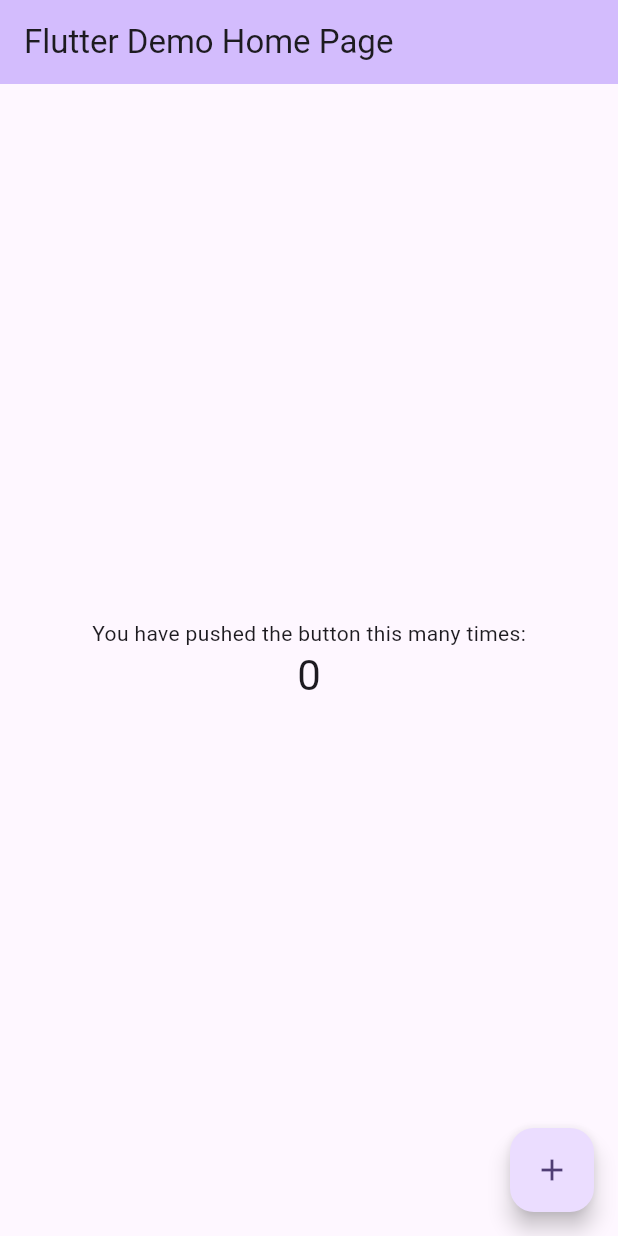
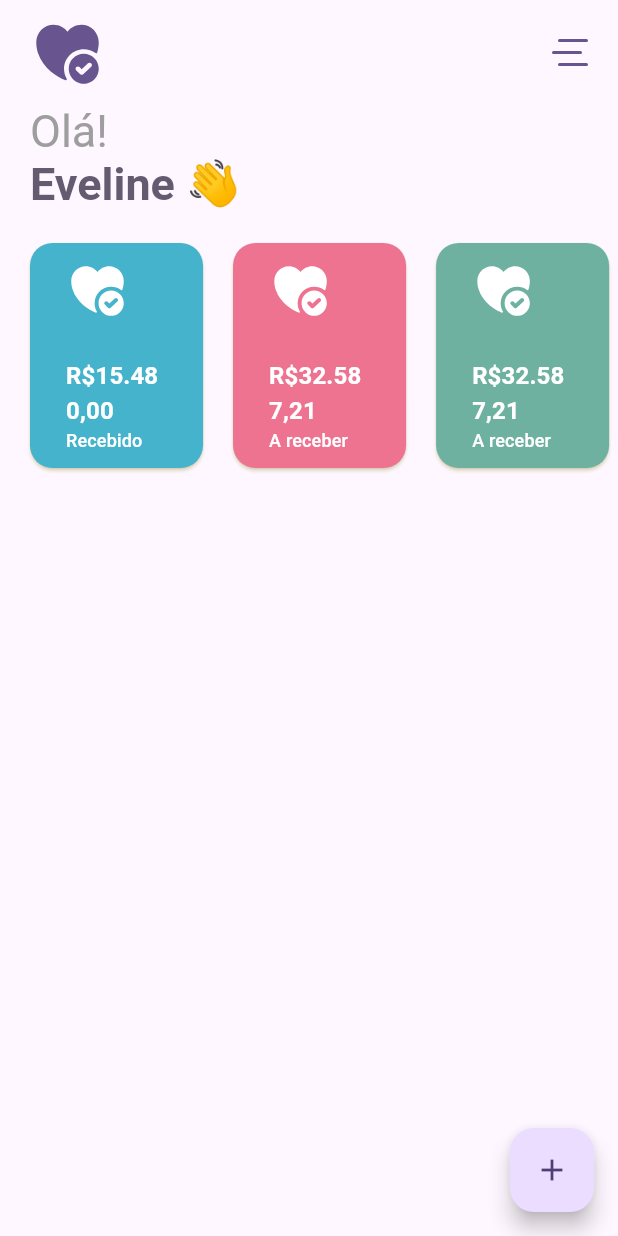
Before and after one commit to espoo-dev/med_system, a Flutter app: the screen it shows after launch, on a phone screen of 412 x 824 dp. Run offline on Flutter 3.47's test engine with Material 3 defaults, Android fonts, the phone set to English and light mode, and no system bars; our stand-ins replace flutter_svg.

Commit message:
:art: created header, welcome and item list component

```diff
--- /dev/null
+++ b/med_system_app/lib/core/model/ui/menu_item.model.dart
@@ -0,0 +1,23 @@
+import 'package:flutter/material.dart';
+
+class MenuItemModel {
+  String label;
+  IconData? icon;
+  IconData? iconright;
+  Function? action;
+  Widget? image;
+  String? description;
+  double? emptySpaceHeight;
+  Color? colorIcon;
+  Color? backgroundColor;
+  MenuItemModel(
+      {required this.label,
+      this.icon,
+      this.action,
+      this.image,
+      this.description,
+      this.emptySpaceHeight,
+      this.iconright,
+      this.colorIcon,
+      this.backgroundColor});
+}
--- /dev/null
+++ b/med_system_app/lib/core/theme/icons.dart
@@ -0,0 +1,3 @@
+//Assets home
+const iconHeartTickHomeAsset = "assets/images/svg/home/heart-tick.svg";
+const iconMenuHomeAsset = "assets/images/svg/home/menu.svg";
--- /dev/null
+++ b/med_system_app/lib/core/widgets/my_horizontal_menu.widget.dart
@@ -0,0 +1,93 @@
+import 'package:flutter/material.dart';
+import 'package:med_system_app/core/model/ui/menu_item.model.dart';
+
+class HorizontalMenuWidget extends StatefulWidget {
+  final List<MenuItemModel> menuItems;
+  final EdgeInsets? titlePadding;
+  const HorizontalMenuWidget({
+    super.key,
+    required this.menuItems,
+    this.titlePadding,
+  });
+
+  @override
+  State<HorizontalMenuWidget> createState() => _HorizontalMenuWidgetState();
+}
+
+class _HorizontalMenuWidgetState extends State<HorizontalMenuWidget> {
+  @override
+  Widget build(BuildContext context) {
+    return Column(
+      crossAxisAlignment: CrossAxisAlignment.start,
+      children: <Widget>[
+        SizedBox(
+          height: 150,
+          child: ListView.builder(
+            scrollDirection: Axis.horizontal,
+            itemCount: widget.menuItems.length,
+            itemBuilder: (BuildContext context, int index) {
+              MenuItemModel item = widget.menuItems[index];
+              return Container(
+                width: MediaQuery.of(context).size.width * 0.28,
+                height: 150,
+                margin: const EdgeInsets.fromLTRB(20, 0, 0, 0),
+                child: ElevatedButton(
+                  style: ElevatedButton.styleFrom(
+                    backgroundColor: item.backgroundColor,
+                    foregroundColor: Colors.white,
+                    elevation: 1.0,
+                    shadowColor: Colors.yellow[200],
+                    shape: RoundedRectangleBorder(
+                      borderRadius: BorderRadius.circular(15),
+                    ),
+                  ),
+                  child: Padding(
+                    padding:
+                        const EdgeInsets.symmetric(vertical: 10, horizontal: 0),
+                    child: Column(
+                      crossAxisAlignment: CrossAxisAlignment.start,
+                      mainAxisAlignment: MainAxisAlignment.spaceBetween,
+                      children: <Widget>[
+                        Align(
+                          alignment: Alignment.centerLeft,
+                          child: item.image,
+                        ),
+                        Column(
+                          children: [
+                            Align(
+                              alignment: Alignment.centerLeft,
+                              child: Text(
+                                item.label,
+                                style: const TextStyle(
+                                    color: Colors.white,
+                                    fontSize: 16,
+                                    fontWeight: FontWeight.bold),
+                              ),
+                            ),
+                            Align(
+                              alignment: Alignment.centerLeft,
+                              child: Text(
+                                item.description ?? "",
+                                style: const TextStyle(
+                                    color: Colors.white, fontSize: 12),
+                              ),
+                            ),
+                          ],
+                        ),
+                      ],
+                    ),
+                  ),
+                  onPressed: () {
+                    if (item.action == null) return;
+                    // ignore: void_checks
+                    return item.action!();
+                  },
+                ),
+              );
+            },
+          ),
+        )
+      ],
+    );
+  }
+}
--- /dev/null
+++ b/med_system_app/lib/features/home/model/menu_home.model.dart
@@ -0,0 +1,47 @@
+import 'package:flutter/material.dart';
+import 'package:flutter_svg/flutter_svg.dart';
+import 'package:med_system_app/core/model/ui/menu_item.model.dart';
+import 'package:med_system_app/core/theme/icons.dart';
+
+class MenuHomeModel {
+  MenuHomeModel();
+
+  List<MenuItemModel> buildMenuHome(BuildContext context) {
+    var menufinancial = [
+      MenuItemModel(
+          image: SvgPicture.asset(
+            iconHeartTickHomeAsset,
+            width: 42,
+            height: 42,
+            color: Colors.white,
+          ),
+          backgroundColor: const Color(0xff45B3CB),
+          label: 'R\$15.480,00',
+          description: 'Recebido',
+          action: () {}),
+      MenuItemModel(
+          backgroundColor: const Color(0xffED7390),
+          label: 'R\$32.587,21',
+          description: 'A receber',
+          image: SvgPicture.asset(
+            iconHeartTickHomeAsset,
+            width: 42,
+            height: 42,
+            color: Colors.white,
+          ),
+          action: () {}),
+      MenuItemModel(
+          backgroundColor: const Color(0xff6FB1A1),
+          label: 'R\$32.587,21',
+          description: 'A receber',
+          image: SvgPicture.asset(
+            iconHeartTickHomeAsset,
+            width: 42,
+            height: 42,
+            color: Colors.white,
+          ),
+          action: () {}),
+    ];
+    return menufinancial;
+  }
+}
--- /dev/null
+++ b/med_system_app/lib/features/home/pages/home_page.dart
@@ -0,0 +1,40 @@
+import 'package:flutter/material.dart';
+import 'package:med_system_app/core/widgets/my_horizontal_menu.widget.dart';
+import 'package:med_system_app/features/home/model/menu_home.model.dart';
+import 'package:med_system_app/features/home/widgets/build_header.widget.dart';
+import 'package:med_system_app/features/home/widgets/build_welcome.widget.dart';
+
+class HomePage extends StatefulWidget {
+  const HomePage({super.key});
+
+  @override
+  State<HomePage> createState() => _HomePageState();
+}
+
+class _HomePageState extends State<HomePage> {
+  MenuHomeModel menuHomeModel = MenuHomeModel();
+  _buildPageBody(BuildContext context) {
+    return ListView(
+        physics: const BouncingScrollPhysics(
+            parent: AlwaysScrollableScrollPhysics()),
+        children: <Widget>[
+          const HeaderHomeWidget(),
+          const WelcomeWidget(),
+          const SizedBox(height: 22),
+          HorizontalMenuWidget(
+            menuItems: menuHomeModel.buildMenuHome(context),
+          ),
+        ]);
+  }
+
+  @override
+  Widget build(BuildContext context) {
+    return SafeArea(
+      child: Stack(
+        children: [
+          _buildPageBody(context),
+        ],
+      ),
+    );
+  }
+}
--- /dev/null
+++ b/med_system_app/lib/features/home/widgets/build_header.widget.dart
@@ -0,0 +1,47 @@
+import 'package:flutter/material.dart';
+import 'package:flutter_svg/svg.dart';
+import 'package:med_system_app/core/theme/icons.dart';
+
+class HeaderHomeWidget extends StatefulWidget {
+  const HeaderHomeWidget({
+    super.key,
+  });
+  @override
+  State<HeaderHomeWidget> createState() => _HeaderHomeWidgetState();
+}
+
+class _HeaderHomeWidgetState extends State<HeaderHomeWidget> {
+  @override
+  Widget build(BuildContext context) {
+    return Padding(
+      padding: const EdgeInsets.symmetric(
+        horizontal: 20,
+        vertical: 10,
+      ),
+      child: Row(
+        mainAxisAlignment: MainAxisAlignment.spaceBetween,
+        children: <Widget>[
+          SvgPicture.asset(
+            iconHeartTickHomeAsset,
+            width: 50,
+            height: 50,
+            color: Theme.of(context).colorScheme.primary,
+          ),
+          Row(
+            children: [
+              InkWell(
+                onTap: () async {},
+                child: SvgPicture.asset(
+                  iconMenuHomeAsset,
+                  width: 24,
+                  height: 18,
+                  color: Theme.of(context).colorScheme.primary,
+                ),
+              ),
+            ],
+          ),
+        ],
+      ),
+    );
+  }
+}
--- /dev/null
+++ b/med_system_app/lib/features/home/widgets/build_welcome.widget.dart
@@ -0,0 +1,44 @@
+import 'package:flutter/material.dart';
+
+class WelcomeWidget extends StatefulWidget {
+  const WelcomeWidget({
+    super.key,
+  });
+
+  @override
+  State<WelcomeWidget> createState() => _WelcomeWidgetState();
+}
+
+class _WelcomeWidgetState extends State<WelcomeWidget> {
+  @override
+  Widget build(BuildContext context) {
+    return Column(
+      crossAxisAlignment: CrossAxisAlignment.start,
+      children: <Widget>[
+        Padding(
+          padding: const EdgeInsets.symmetric(horizontal: 20),
+          child: RichText(
+            maxLines: 20,
+            softWrap: true,
+            text: TextSpan(
+              children: <TextSpan>[
+                const TextSpan(
+                    text: 'Olá!',
+                    style: TextStyle(
+                      color: Colors.grey,
+                      fontSize: 30,
+                    )),
+                TextSpan(
+                    text: '\nEveline 👋',
+                    style: TextStyle(
+                        color: Theme.of(context).colorScheme.secondary,
+                        fontSize: 30,
+                        fontWeight: FontWeight.bold)),
+              ],
+            ),
+          ),
+        ),
+      ],
+    );
+  }
+}
--- a/med_system_app/lib/main.dart
+++ b/med_system_app/lib/main.dart
@@ -1,4 +1,5 @@
 import 'package:flutter/material.dart';
+import 'package:med_system_app/features/home/pages/home_page.dart';
 
 void main() {
   runApp(const MyApp());
@@ -12,6 +13,7 @@ class MyApp extends StatelessWidget {
   Widget build(BuildContext context) {
     return MaterialApp(
       title: 'Flutter Demo',
+      debugShowCheckedModeBanner: false,
       theme: ThemeData(
         // This is the theme of your application.
         //
@@ -55,19 +57,6 @@ class MyHomePage extends StatefulWidget {
 }
 
 class _MyHomePageState extends State<MyHomePage> {
-  int _counter = 0;
-
-  void _incrementCounter() {
-    setState(() {
-      // This call to setState tells the Flutter framework that something has
-      // changed in this State, which causes it to rerun the build method below
-      // so that the display can reflect the updated values. If we changed
-      // _counter without calling setState(), then the build method would not be
-      // called again, and so nothing would appear to happen.
-      _counter++;
-    });
-  }
-
   @override
   Widget build(BuildContext context) {
     // This method is rerun every time setState is called, for instance as done
@@ -77,46 +66,9 @@ class _MyHomePageState extends State<MyHomePage> {
     // fast, so that you can just rebuild anything that needs updating rather
     // than having to individually change instances of widgets.
     return Scaffold(
-      appBar: AppBar(
-        // TRY THIS: Try changing the color here to a specific color (to
-        // Colors.amber, perhaps?) and trigger a hot reload to see the AppBar
-        // change color while the other colors stay the same.
-        backgroundColor: Theme.of(context).colorScheme.inversePrimary,
-        // Here we take the value from the MyHomePage object that was created by
-        // the App.build method, and use it to set our appbar title.
-        title: Text(widget.title),
-      ),
-      body: Center(
-        // Center is a layout widget. It takes a single child and positions it
-        // in the middle of the parent.
-        child: Column(
-          // Column is also a layout widget. It takes a list of children and
-          // arranges them vertically. By default, it sizes itself to fit its
-          // children horizontally, and tries to be as tall as its parent.
-          //
-          // Column has various properties to control how it sizes itself and
-          // how it positions its children. Here we use mainAxisAlignment to
-          // center the children vertically; the main axis here is the vertical
-          // axis because Columns are vertical (the cross axis would be
-          // horizontal).
-          //
-          // TRY THIS: Invoke "debug painting" (choose the "Toggle Debug Paint"
-          // action in the IDE, or press "p" in the console), to see the
-          // wireframe for each widget.
-          mainAxisAlignment: MainAxisAlignment.center,
-          children: <Widget>[
-            const Text(
-              'You have pushed the button this many times:',
-            ),
-            Text(
-              '$_counter',
-              style: Theme.of(context).textTheme.headlineMedium,
-            ),
-          ],
-        ),
-      ),
+      body: const Center(child: HomePage()),
       floatingActionButton: FloatingActionButton(
-        onPressed: _incrementCounter,
+        onPressed: () {},
         tooltip: 'Increment',
         child: const Icon(Icons.add),
       ), // This trailing comma makes auto-formatting nicer for build methods.
--- a/med_system_app/pubspec.yaml
+++ b/med_system_app/pubspec.yaml
@@ -44,6 +44,7 @@ dependencies:
     sdk: flutter
   flutter_secure_storage: ^9.0.0
   freezed: ^2.4.5
+  flutter_svg: ^1.0.3
 
 
 dev_dependencies:
@@ -71,6 +72,11 @@ flutter:
   # included with your application, so that you can use the icons in
   # the material Icons class.
   uses-material-design: true
+
+  assets:
+    - assets/images/svg/
+    - assets/images/svg/home/
+    - pubspec.yaml
 
   # To add assets to your application, add an assets section, like this:
   # assets:
```
Also changed, not shown: med_system_app/assets/images/svg/home/heart-tick.svg (added), med_system_app/assets/images/svg/home/menu.svg (added), med_system_app/pubspec.lock.
